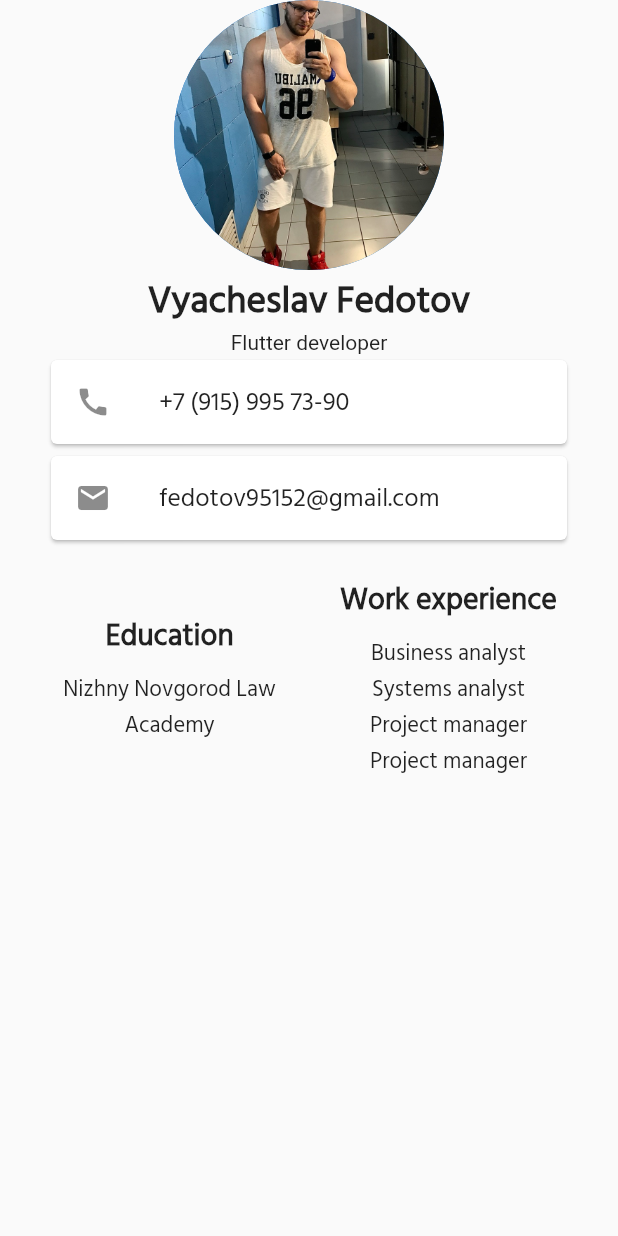
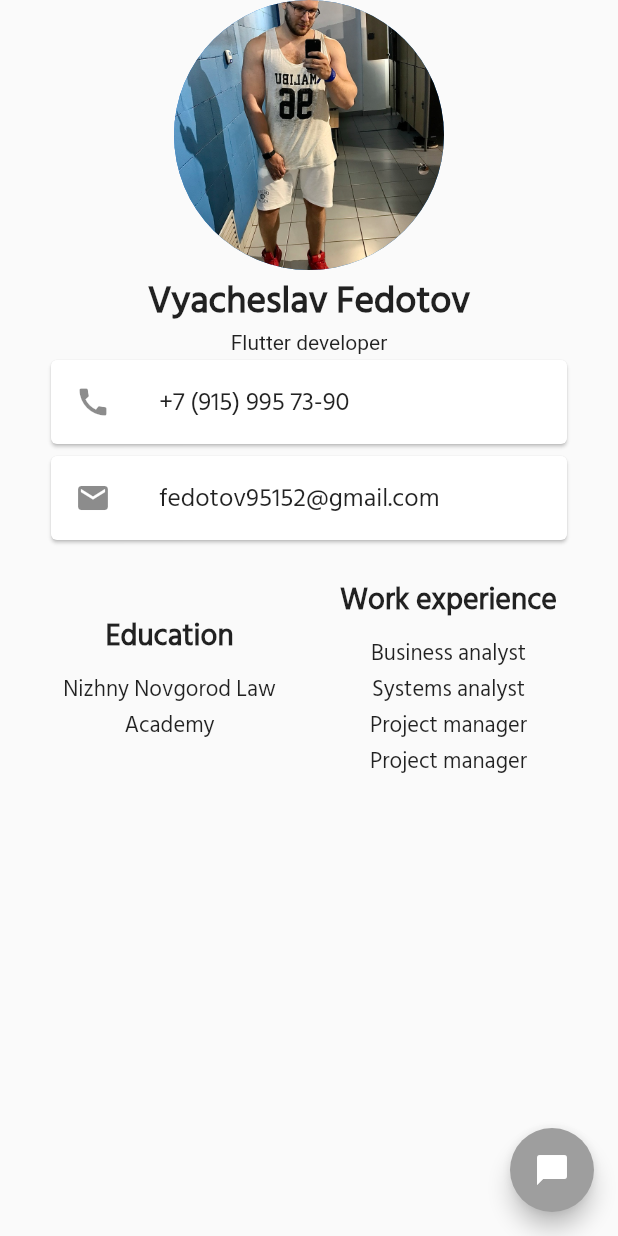
Before and after one commit to FedotovV/CV, a Flutter app: the screen it shows after launch, on a phone screen of 412 x 824 dp. Run offline on Flutter 3.47's test engine with Material 2 defaults, Android fonts, the phone set to English and light mode, and no system bars.

Commit message:
add button

```diff
--- a/lib/my_cv_screen.dart
+++ b/lib/my_cv_screen.dart
@@ -10,6 +10,11 @@ class MyCVScreen extends StatelessWidget {
   @override
   Widget build(BuildContext context) {
     return Scaffold(
+      floatingActionButton: FloatingActionButton(
+        child: Icon(Icons.messenger),
+        onPressed: () {},
+        backgroundColor: Colors.grey,
+      ),
       body: SafeArea(
         child: Center(
           child: Column(
```
